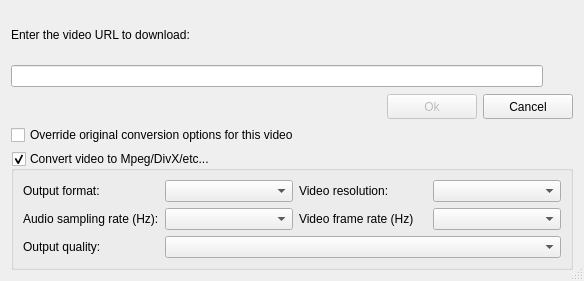
Qt form ui/addvideo.ui (ckorn/xvst) before a commit.
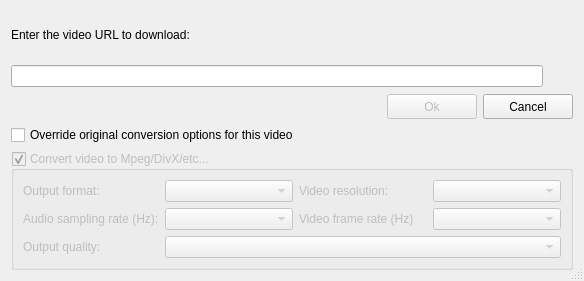
The same form after that commit. Icons and pictures are not drawn.

```diff
--- a/ui/addvideo.ui
+++ b/ui/addvideo.ui
@@ -214,6 +214,9 @@
    </item>
    <item row="4" column="0">
     <widget class="QGroupBox" name="gpbVideoConversion">
+     <property name="enabled">
+      <bool>false</bool>
+     </property>
      <property name="whatsThis">
       <string>Enable/disable the video conversions</string>
      </property>
```
Left out of the diff: 8 changed lines with no effect on the pictures.
